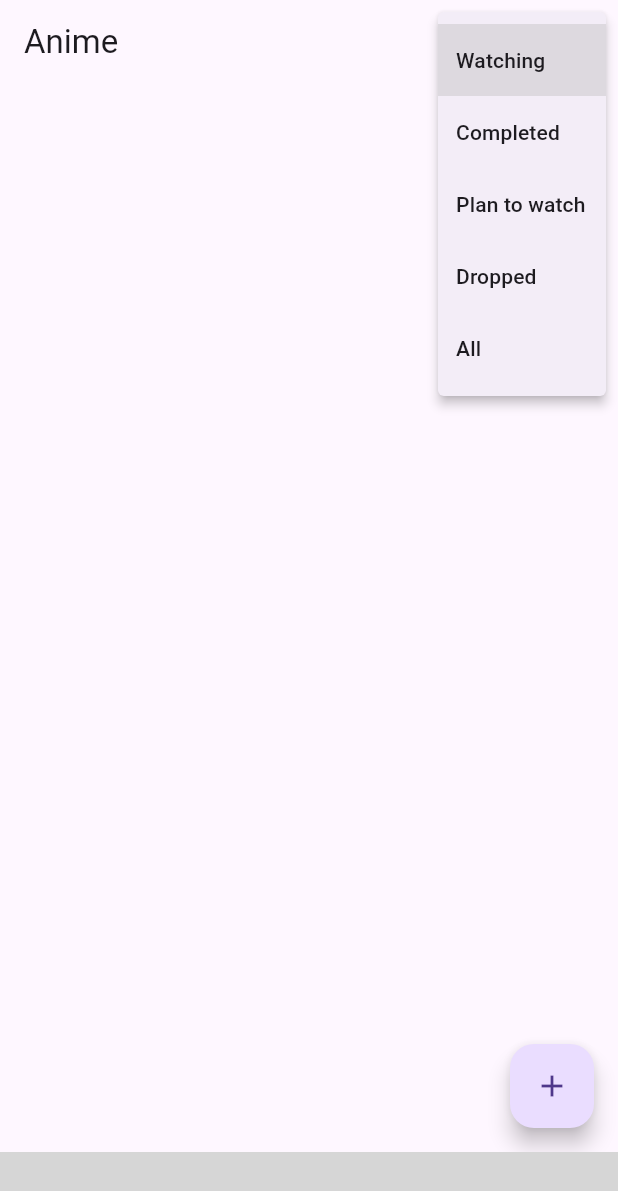
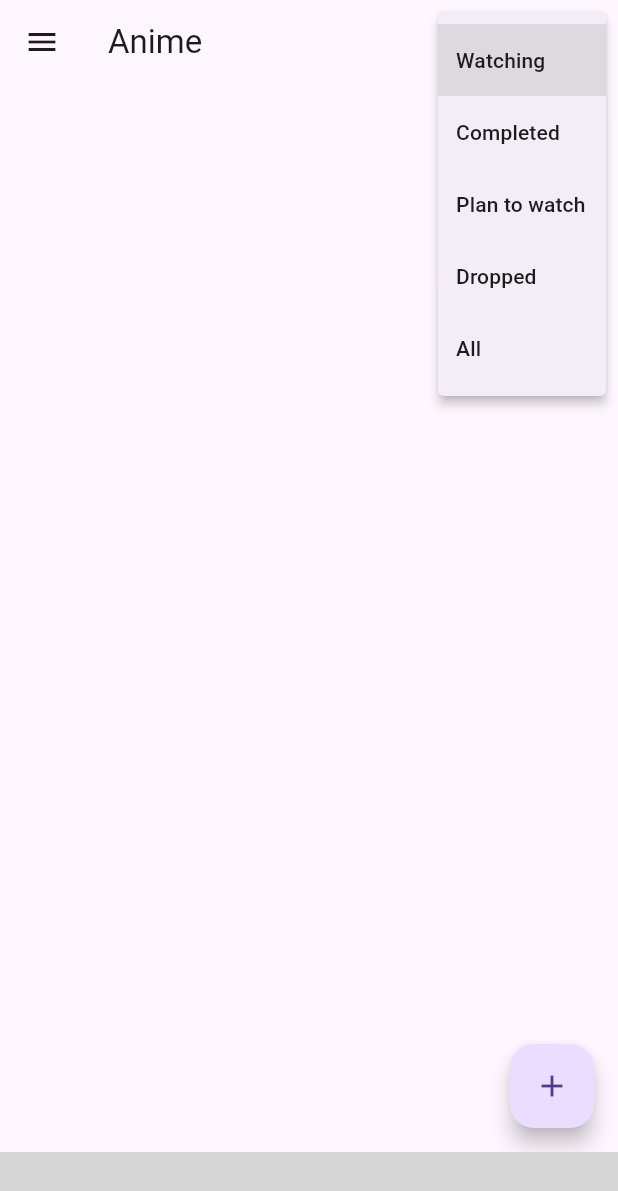
Before and after one commit to PapaTutuWawa/anitrack, a Flutter app: the screen it shows after launch, after a tap on the "filter list" icon, on a phone screen of 412 x 824 dp. Shown: the top 1191 px of the screen. Run offline on Flutter 3.47's test engine with Material 2 defaults, Android fonts, the phone set to English and light mode, and no system bars; our stand-ins replace bloc, cached_network_image, flutter_bloc, freezed_annotation, get_it, sqflite; missing offline and left inert: bottom_bar, jikan_api, swipeable_tile; accounts and stored records are empty; statements that could not run were skipped; grey boxes are pictures that could not be loaded.

Commit message:
feat(ui): Implement a simple 'About' page

```diff
--- a/lib/main.dart
+++ b/lib/main.dart
@@ -4,6 +4,7 @@ import 'package:anitrack/src/ui/bloc/anime_search_bloc.dart';
 import 'package:anitrack/src/ui/bloc/details_bloc.dart';
 import 'package:anitrack/src/ui/bloc/navigation_bloc.dart';
 import 'package:anitrack/src/ui/constants.dart';
+import 'package:anitrack/src/ui/pages/about.dart';
 import 'package:anitrack/src/ui/pages/anime_list.dart';
 import 'package:anitrack/src/ui/pages/anime_search.dart';
 import 'package:anitrack/src/ui/pages/details.dart';
@@ -83,6 +84,7 @@ class MyApp extends StatelessWidget {
           case animeListRoute: return AnimeListPage.route;
           case animeSearchRoute: return AnimeSearchPage.route;
           case detailsRoute: return DetailsPage.route;
+          case aboutRoute: return AboutPage.route;
         }
 
         return null;
--- a/lib/src/ui/constants.dart
+++ b/lib/src/ui/constants.dart
@@ -1,3 +1,4 @@
 const animeListRoute = '/anime/list';
 const animeSearchRoute = '/anime/search';
 const detailsRoute = '/anime/details';
+const aboutRoute = '/about';
--- a/lib/src/ui/pages/anime_list.dart
+++ b/lib/src/ui/pages/anime_list.dart
@@ -97,6 +97,32 @@ class AnimeListPage extends StatelessWidget {
             actions: [
               _getPopupButton(context, state),
             ],
+          ),
+          drawer: Drawer(
+            child: ListView(
+              children: [
+                DrawerHeader(
+                  decoration: BoxDecoration(
+                    color: Color(0xffcf4aff),
+                  ),
+                  child: Text(
+                    'AniTrack',
+                    style: TextStyle(
+                      color: Color(0xff232323),
+                      fontSize: 24,
+                    ),
+                  ),
+                ),
+
+                ListTile(
+                  leading: Icon(Icons.info),
+                  title: Text('About'),
+                  onTap: () {
+                    Navigator.of(context).pushNamed(aboutRoute);
+                  },
+                ),
+              ],
+            ),
           ),
           body: PageView(
             // Prevent swiping between pages
--- a/pubspec.yaml
+++ b/pubspec.yaml
@@ -19,6 +19,7 @@ dependencies:
   get_it: ^7.2.0
   jikan_api: ^2.0.0
   json_annotation: 4.6.0
+  url_launcher: ^6.1.8
   sqflite: ^2.2.4+1
   swipeable_tile: ^2.0.0+3
 
@@ -26,6 +27,7 @@ dev_dependencies:
   build_runner: ^2.1.11
   flutter_launcher_icons: ^0.11.0
   flutter_lints: ^2.0.0
+  flutter_oss_licenses: ^2.0.1
   flutter_test:
     sdk: flutter
   freezed: ^2.1.0+1
```
Also changed, not shown: lib/src/ui/pages/about.dart (added, +72 -0 lines), lib/licenses.g.dart (added), pubspec.lock, 1 other file.
